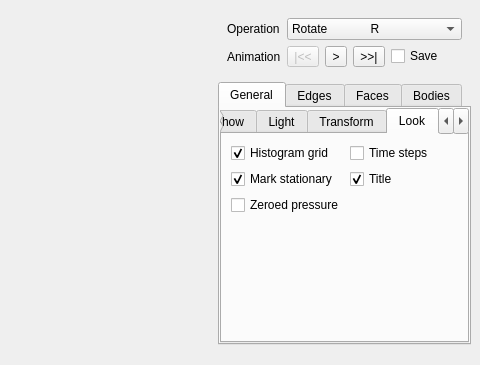
danlipsa/foamvis, file MainWindow.ui: the form before one commit; both pictures show x 548 to 1028 and y 0 to 365 of the 1028 by 612 pixel window.
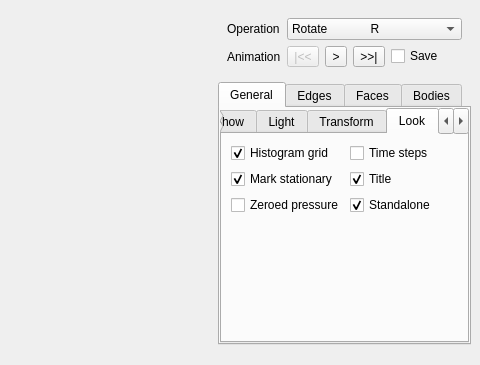
The form after the commit. The open tabs and pages were chosen to show the change. Custom widgets are drawn as their Qt base class.

The edit to the form file:
```diff
--- a/MainWindow.ui
+++ b/MainWindow.ui
@@ -863,6 +863,16 @@
                  </property>
                 </widget>
                </item>
+               <item row="2" column="1">
+                <widget class="QCheckBox" name="checkBoxStandaloneElementsShown">
+                 <property name="text">
+                  <string>Standalone</string>
+                 </property>
+                 <property name="checked">
+                  <bool>true</bool>
+                 </property>
+                </widget>
+               </item>
               </layout>
              </widget>
              <widget class="QWidget" name="tabSize">
```
Left out of the diff: 23 changed lines with no effect on the pictures.
